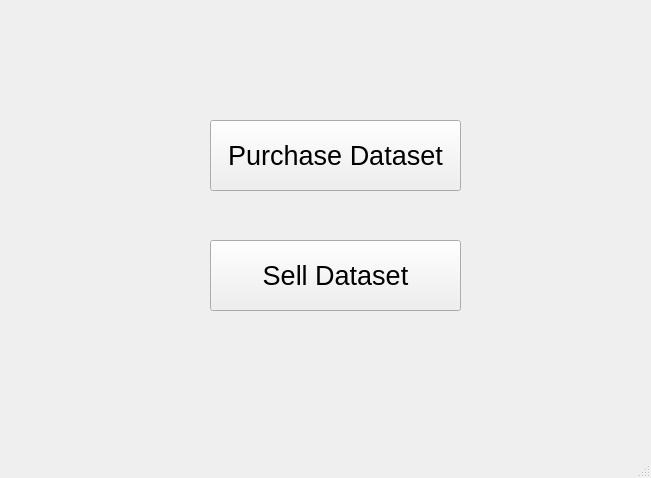
Above: main page.ui from SyedMTaseen/DataSeed before the change. Below: the same form after it.
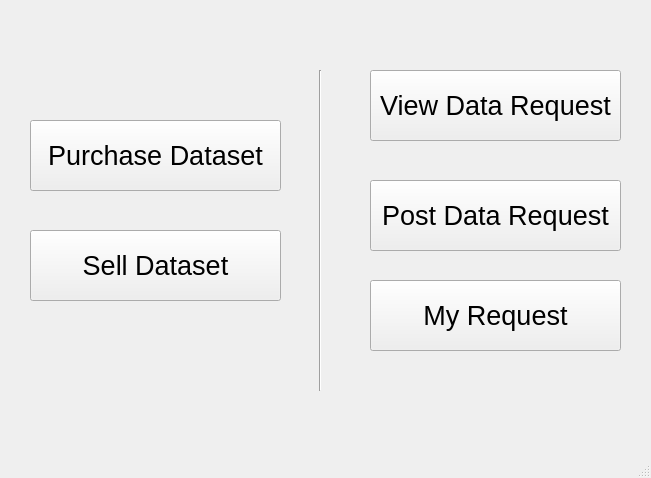
That is the form after the change.

The edit to the form file:
```diff
--- a/main page.ui
+++ b/main page.ui
@@ -17,7 +17,7 @@
    <widget class="QPushButton" name="purchase_btn">
     <property name="geometry">
      <rect>
-      <x>210</x>
+      <x>30</x>
       <y>120</y>
       <width>251</width>
       <height>71</height>
@@ -35,8 +35,8 @@
    <widget class="QPushButton" name="sell_btn">
     <property name="geometry">
      <rect>
-      <x>210</x>
-      <y>240</y>
+      <x>30</x>
+      <y>230</y>
       <width>251</width>
       <height>71</height>
      </rect>
@@ -50,6 +50,73 @@
      <string>Sell Dataset</string>
     </property>
    </widget>
+   <widget class="Line" name="line">
+    <property name="geometry">
+     <rect>
+      <x>310</x>
+      <y>70</y>
+      <width>20</width>
+      <height>321</height>
+     </rect>
+    </property>
+    <property name="orientation">
+     <enum>Qt::Vertical</enum>
+    </property>
+   </widget>
+   <widget class="QPushButton" name="view_req_btn">
+    <property name="geometry">
+     <rect>
+      <x>370</x>
+      <y>70</y>
+      <width>251</width>
+      <height>71</height>
+     </rect>
+    </property>
+    <property name="font">
+     <font>
+      <pointsize>20</pointsize>
+     </font>
+    </property>
+    <property name="text">
+     <string>View Data Request</string>
+    </property>
+   </widget>
+   <widget class="QPushButton" name="post_req_btn">
+    <property name="geometry">
+     <rect>
+      <x>370</x>
+      <y>180</y>
+      <width>251</width>
+      <height>71</height>
+     </rect>
+    </property>
+    <property name="font">
+     <font>
+      <pointsize>20</pointsize>
+     </font>
+    </property>
+    <property name="text">
+     <string>Post Data Request</string>
+    </property>
+   </widget>
+   <widget class="QPushButton" name="my_req_btn">
+    <property name="geometry">
+     <rect>
+      <x>370</x>
+      <y>280</y>
+      <width>251</width>
+      <height>71</height>
+     </rect>
+    </property>
+    <property name="font">
+     <font>
+      <pointsize>20</pointsize>
+     </font>
+    </property>
+    <property name="text">
+     <string>My Request</string>
+    </property>
+   </widget>
   </widget>
   <widget class="QStatusBar" name="statusbar"/>
  </widget>
```
